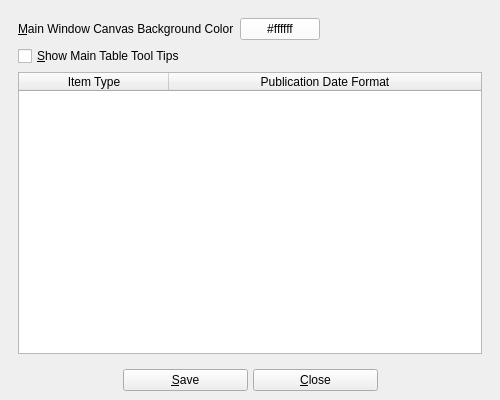
This is UI/biblioteq_otheroptions.ui in textbrowser/biblioteq as Qt 5 draws it before an edit. The edited form follows.
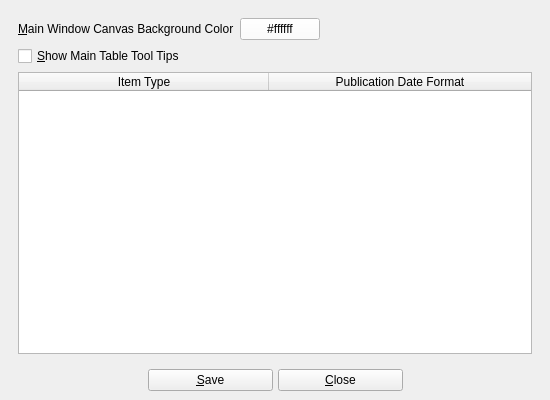
This is the edited form. Icons and pictures are not drawn.

Diff of the .ui file:
```diff
--- a/UI/biblioteq_otheroptions.ui
+++ b/UI/biblioteq_otheroptions.ui
@@ -6,7 +6,7 @@
    <rect>
     <x>0</x>
     <y>0</y>
-    <width>500</width>
+    <width>550</width>
     <height>400</height>
    </rect>
   </property>
@@ -32,7 +32,7 @@
         <rect>
          <x>0</x>
          <y>0</y>
-         <width>482</width>
+         <width>532</width>
          <height>343</height>
         </rect>
        </property>
@@ -99,10 +99,7 @@
            <enum>QAbstractItemView::ScrollPerPixel</enum>
           </property>
           <attribute name="horizontalHeaderDefaultSectionSize">
-           <number>150</number>
-          </attribute>
-          <attribute name="horizontalHeaderMinimumSectionSize">
-           <number>150</number>
+           <number>250</number>
           </attribute>
           <attribute name="horizontalHeaderStretchLastSection">
            <bool>true</bool>
```
